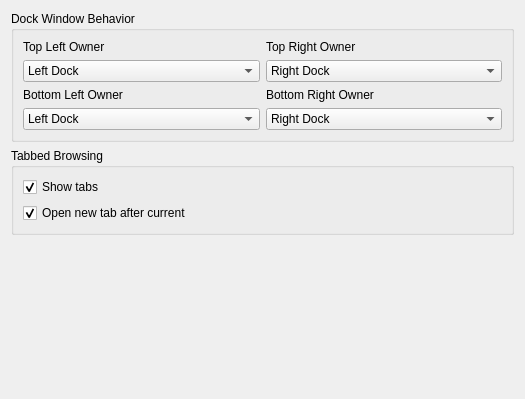
Old version of the form shell/settings/uiconfig.ui in the repository KDE/kdevelop.
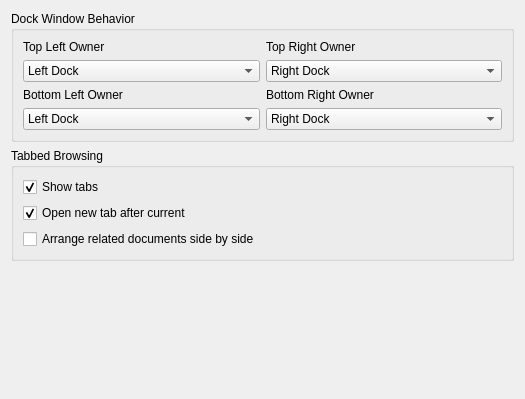
New version of the form.

Commit message: Add document buddy architecture

What changed in the file:
```diff
--- a/shell/settings/uiconfig.ui
+++ b/shell/settings/uiconfig.ui
@@ -6,7 +6,7 @@
    <rect>
     <x>0</x>
     <y>0</y>
-    <width>515</width>
+    <width>521</width>
     <height>399</height>
    </rect>
   </property>
@@ -158,6 +158,17 @@
         </property>
        </widget>
       </item>
+      <item row="2" column="0">
+       <widget class="QCheckBox" name="kcfg_TabBarArrangeBuddies">
+        <property name="toolTip">
+         <string>When enabled, plugins can group related files side by side.
+For example, a header file will be opened next to the implementation file.</string>
+        </property>
+        <property name="text">
+         <string>Arrange related documents side by side</string>
+        </property>
+       </widget>
+      </item>
      </layout>
     </widget>
    </item>
```
The commit also changes 17 other files.
